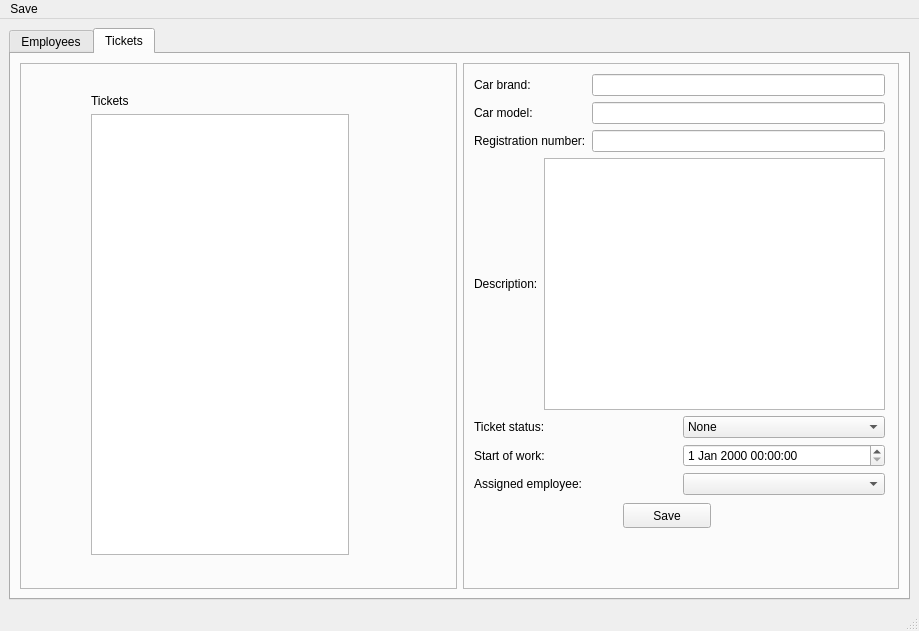
This is form.ui in MokiD0ki/CarWorkshop as Qt 5 draws it before an edit. The edited form follows.
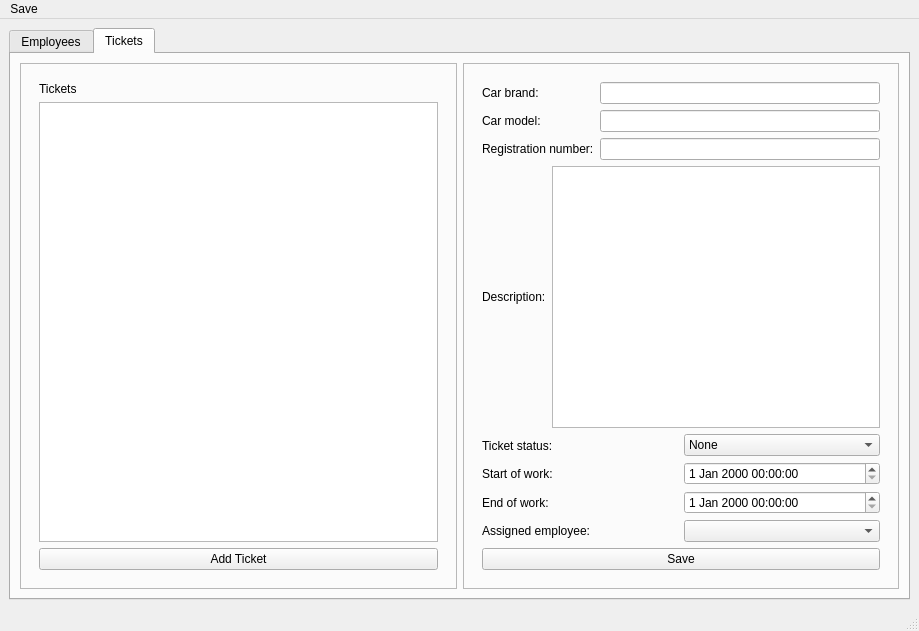
This is the edited form.

Commit message: Ticket edit, Ticket add works, Time edit works without bugs(end time can't be smaller than start time), Safe in PDF in progress

Diff of the .ui file:
```diff
--- a/form.ui
+++ b/form.ui
@@ -168,15 +168,10 @@
             <layout class="QVBoxLayout" name="verticalLayout_8">
              <item>
               <widget class="QWidget" name="ticket_list_widget" native="true">
-               <widget class="QWidget" name="">
-                <property name="geometry">
-                 <rect>
-                  <x>61</x>
-                  <y>21</y>
-                  <width>258</width>
-                  <height>461</height>
-                 </rect>
-                </property>
+               <layout class="QGridLayout" name="gridLayout_5">
+                <item row="0" column="0">
+                 <layout class="QVBoxLayout" name="verticalLayout_16">
+                  <item>
                 <layout class="QVBoxLayout" name="verticalLayout_10">
                  <item>
                   <widget class="QLabel" name="tickets_label">
@@ -189,7 +184,17 @@
                   <widget class="QListWidget" name="tickets_list"/>
                  </item>
                 </layout>
-               </widget>
+                  </item>
+                  <item>
+                   <widget class="QPushButton" name="add_ticket_button">
+                    <property name="text">
+                     <string>Add Ticket</string>
+                    </property>
+                   </widget>
+                  </item>
+                 </layout>
+                </item>
+               </layout>
               </widget>
              </item>
             </layout>
@@ -206,40 +211,8 @@
             <layout class="QVBoxLayout" name="verticalLayout_9">
              <item>
               <widget class="QWidget" name="ticket_info_widget" native="true">
-               <widget class="QPushButton" name="save_button">
-                <property name="geometry">
-                 <rect>
-                  <x>150</x>
-                  <y>430</y>
-                  <width>88</width>
-                  <height>25</height>
-                 </rect>
-                </property>
-                <property name="whatsThis">
-                 <string notr="true"/>
-                </property>
-                <property name="text">
-                 <string>Save</string>
-                </property>
-                <property name="autoDefault">
-                 <bool>false</bool>
-                </property>
-                <property name="default">
-                 <bool>false</bool>
-                </property>
-                <property name="flat">
-                 <bool>false</bool>
-                </property>
-               </widget>
-               <widget class="QWidget" name="layoutWidget">
-                <property name="geometry">
-                 <rect>
-                  <x>1</x>
-                  <y>1</y>
-                  <width>411</width>
-                  <height>421</height>
-                 </rect>
-                </property>
+               <layout class="QGridLayout" name="gridLayout_4">
+                <item row="0" column="0">
                 <layout class="QVBoxLayout" name="verticalLayout_15">
                  <item>
                   <layout class="QHBoxLayout" name="horizontalLayout_3">
@@ -300,7 +273,7 @@
                  <item>
                   <layout class="QHBoxLayout" name="horizontalLayout_5">
                    <item>
-                    <layout class="QVBoxLayout" name="verticalLayout_16">
+                     <layout class="QVBoxLayout" name="verticalLayout_11">
                      <item>
                       <widget class="QLabel" name="ticket_status_label">
                        <property name="text">
@@ -315,6 +288,13 @@
                        </property>
                       </widget>
                      </item>
+                      <item>
+                       <widget class="QLabel" name="end_of_work_label">
+                        <property name="text">
+                         <string>End of work: </string>
+                        </property>
+                       </widget>
+                      </item>
                      <item>
                       <widget class="QLabel" name="assigned_employee_label">
                        <property name="text">
@@ -358,6 +338,9 @@
                      <item>
                       <widget class="QDateTimeEdit" name="start_of_work_date_edit"/>
                      </item>
+                      <item>
+                       <widget class="QDateTimeEdit" name="end_of_work_date_edit"/>
+                      </item>
                      <item>
                       <widget class="QComboBox" name="assign_employee_combo_box"/>
                      </item>
@@ -365,8 +348,28 @@
                    </item>
                   </layout>
                  </item>
-                </layout>
-               </widget>
+                  <item>
+                   <widget class="QPushButton" name="save_button">
+                    <property name="whatsThis">
+                     <string notr="true"/>
+                    </property>
+                    <property name="text">
+                     <string>Save</string>
+                    </property>
+                    <property name="autoDefault">
+                     <bool>false</bool>
+                    </property>
+                    <property name="default">
+                     <bool>false</bool>
+                    </property>
+                    <property name="flat">
+                     <bool>false</bool>
+                    </property>
+                   </widget>
+                  </item>
+                 </layout>
+                </item>
+               </layout>
               </widget>
              </item>
             </layout>
```
Left out of the diff: 8 changed lines with no effect on the pictures. Lines whose indentation alone changed are shown as unchanged. The commit also changes 5 other files.
